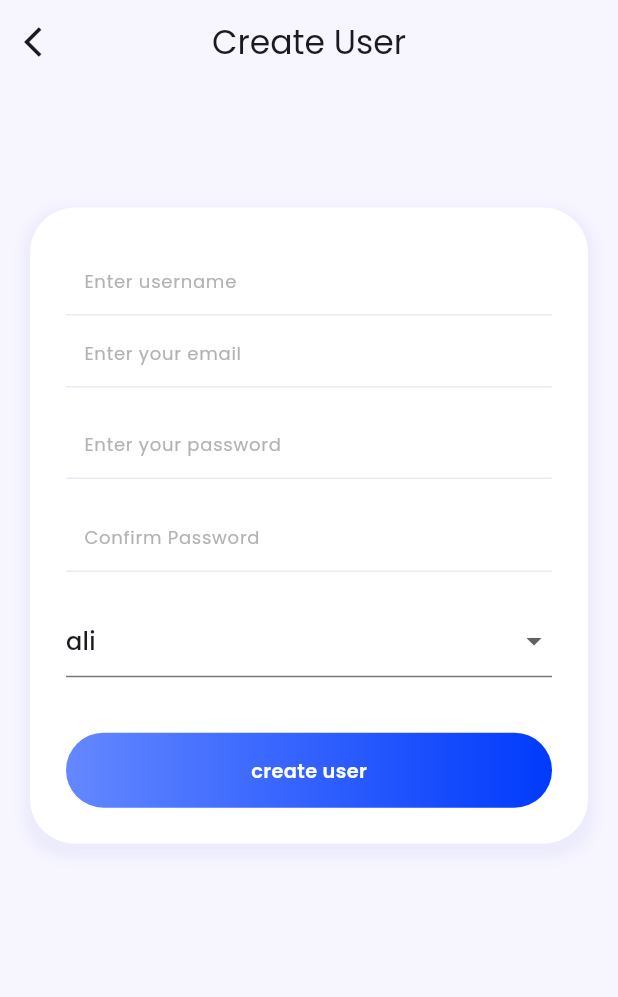
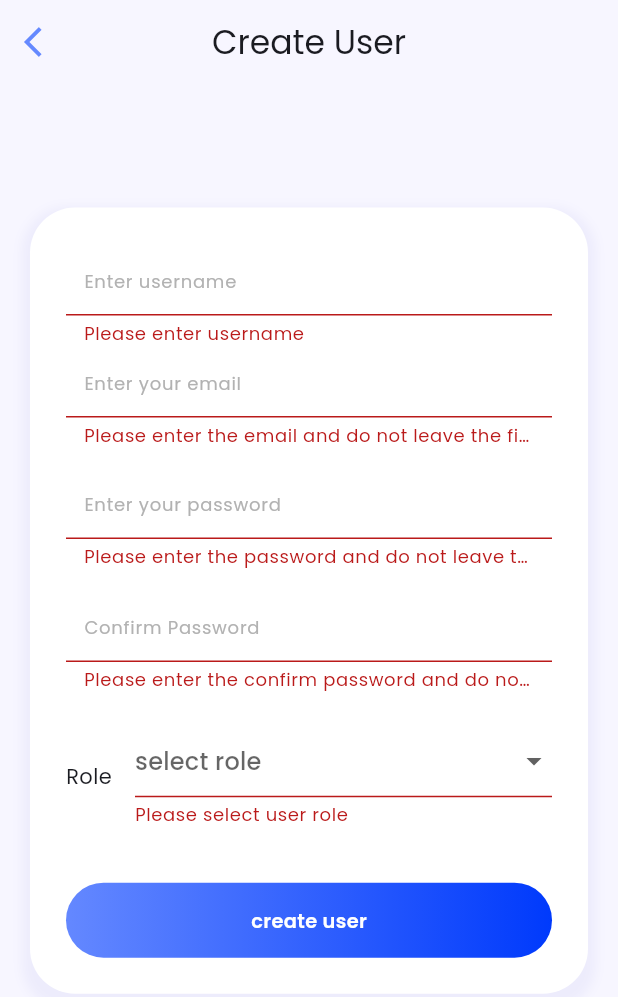
Before and after one commit to MohammedShuqair/final_project, a Flutter app: the CreateUserScreen screen opened directly, after a tap on "create user", on a phone screen of 412 x 824 dp. Shown: the top 997 px of the screen. Run offline on Flutter 3.47's test engine with Material 2 defaults, Android fonts, the phone set to English and light mode, and no system bars; our stand-ins replace easy_localization, equatable, flutter_lorem, flutter_screenutil, flutter_svg, image_picker and 2 more; accounts and stored records are empty.

Commit message:
create user put guest constrains

```diff
--- a/lib/app_views/home/views/home_screen.dart
+++ b/lib/app_views/home/views/home_screen.dart
@@ -131,7 +131,8 @@ class HomeView extends StatelessWidget {
           ),
         ),
       ),
-      bottomNavigationBar: GestureDetector(
+      bottomNavigationBar: getUser().role?.id == adminId
+          ? GestureDetector(
               onTap: () {
                 showModalBottomSheet<bool?>(
                     context: context,
@@ -143,12 +144,14 @@ class HomeView extends StatelessWidget {
                         create: (context) => NewInboxProvider(),
                         child: const NewInbox(),
                       );
-                  })
-              .then((value) =>
-                  value ?? false ? context.read<HomeProvider>().init() : null);
+                    }).then((value) => value ??
+                        false
+                    ? context.read<HomeProvider>().init()
+                    : null);
               },
               child: const InBoxButton(),
-      ),
+            )
+          : null,
     );
   }
 }
--- a/lib/app_views/home/views/widgets/app_drawer.dart
+++ b/lib/app_views/home/views/widgets/app_drawer.dart
@@ -4,6 +4,8 @@ import 'package:final_project/app_views/home/provider/home_provider.dart';
 import 'package:final_project/app_views/home/provider/home_provider.dart';
 import 'package:final_project/app_views/sender/views/senders_view.dart';
 import 'package:final_project/app_views/users_management/users_management_screen.dart';
+import 'package:final_project/core/util/constants.dart';
+import 'package:final_project/core/util/shared_mrthodes.dart';
 import 'package:final_project/core/util/styles.dart';
 import 'package:flutter/material.dart';
 import 'package:flutter_screenutil/flutter_screenutil.dart';
@@ -50,6 +52,7 @@ class _AppDrawerState extends State<AppDrawer> {
             },
             iconPath: 'assets/icons/profile_user.png',
           ),
+          if (getUser().role?.id == adminId)
             DrawerTile(
               title: 'Senders',
               onTap: () => Navigator.pushNamed(context, SendersView.id)
@@ -59,6 +62,7 @@ class _AppDrawerState extends State<AppDrawer> {
                 color: kWhite,
               ),
             ),
+          if (getUser().role?.id == adminId)
             DrawerTile(
               title: 'Users Management',
               onTap: () => Navigator.pushNamed(context, UsersManagement.id)
--- a/lib/app_views/mail_details/details_provider/details_provider.dart
+++ b/lib/app_views/mail_details/details_provider/details_provider.dart
@@ -2,7 +2,7 @@ import 'dart:io';
 
 import 'package:final_project/core/util/api_response.dart';
 import 'package:final_project/core/util/shared_mrthodes.dart';
-import 'package:final_project/features/activity/models/activity.dart';
+import 'package:final_project/features/mail/models/activity.dart';
 import 'package:final_project/features/auth/model/user.dart';
 import 'package:final_project/features/mail/models/attachment.dart';
 import 'package:final_project/features/mail/models/mail.dart';
--- a/lib/app_views/new_inbox/provider/provider.dart
+++ b/lib/app_views/new_inbox/provider/provider.dart
@@ -2,7 +2,7 @@ import 'dart:io';
 
 import 'package:final_project/core/util/api_response.dart';
 import 'package:final_project/core/util/shared_mrthodes.dart';
-import 'package:final_project/features/activity/models/activity.dart';
+import 'package:final_project/features/mail/models/activity.dart';
 import 'package:final_project/features/auth/model/user.dart';
 import 'package:final_project/features/category/models/category.dart';
 import 'package:final_project/features/category/repo/category_repo.dart';
--- a/lib/app_views/new_inbox/views/new_inbox_screen.dart
+++ b/lib/app_views/new_inbox/views/new_inbox_screen.dart
@@ -24,7 +24,7 @@ import 'package:flutter_screenutil/flutter_screenutil.dart';
 import 'package:final_project/app_views/shared/mail_detailes_and_new_inbox/activity_card.dart';
 import 'package:final_project/app_views/shared/mail_detailes_and_new_inbox/send_activity_bar.dart';
 import 'package:final_project/app_views/shared/mail_detailes_and_new_inbox/tag_tile.dart';
-import 'package:final_project/features/activity/models/activity.dart';
+import 'package:final_project/features/mail/models/activity.dart';
 import 'package:image_picker/image_picker.dart';
 import 'package:provider/provider.dart';
 
--- a/lib/app_views/shared/mail_detailes_and_new_inbox/activity_card.dart
+++ b/lib/app_views/shared/mail_detailes_and_new_inbox/activity_card.dart
@@ -4,7 +4,7 @@ import 'package:final_project/app_views/shared/custom_sized_box.dart';
 import 'package:final_project/app_views/shared/circleImage.dart';
 import 'package:final_project/core/util/constants.dart';
 import 'package:final_project/core/util/styles.dart';
-import 'package:final_project/features/activity/models/activity.dart';
+import 'package:final_project/features/mail/models/activity.dart';
 import 'package:flutter/material.dart';
 import 'package:flutter_screenutil/flutter_screenutil.dart';
 
--- a/lib/app_views/shared/mail_detailes_and_new_inbox/tag_tile.dart
+++ b/lib/app_views/shared/mail_detailes_and_new_inbox/tag_tile.dart
@@ -11,7 +11,7 @@ import 'package:flutter_svg/flutter_svg.dart';
 class TagTiles extends StatelessWidget {
   static const String id = "/tagTiles";
   final Set<Tag> tags;
-  final void Function() onTap;
+  final void Function()? onTap;
 
   const TagTiles({super.key, required this.tags, required this.onTap});
 
--- a/lib/app_views/users_management/screens/create_user/create_user.dart
+++ b/lib/app_views/users_management/screens/create_user/create_user.dart
@@ -1,6 +1,12 @@
+import 'package:easy_localization/easy_localization.dart';
+import 'package:final_project/app_views/shared/alert.dart';
 import 'package:final_project/app_views/shared/custom_sized_box.dart';
+import 'package:final_project/app_views/shared/sub_app_bar.dart';
 import 'package:final_project/app_views/users_management/users_management_screen.dart';
+import 'package:final_project/core/util/constants.dart';
+import 'package:final_project/features/auth/model/role.dart';
 import 'package:final_project/features/auth/views/widgets/custom_text_form_field.dart';
+import 'package:final_project/features/user_management/repo.dart';
 import 'package:flutter/material.dart';
 import 'package:flutter_screenutil/flutter_screenutil.dart';
 
@@ -23,7 +29,7 @@ class _CreateUserScreenState extends State<CreateUserScreen> {
   late TextEditingController usernameController;
   late TextEditingController passwordController;
   late TextEditingController confPasswordController;
-
+  int? roleId;
   @override
   void initState() {
     _init();
@@ -36,19 +42,23 @@ class _CreateUserScreenState extends State<CreateUserScreen> {
     usernameController = TextEditingController();
     passwordController = TextEditingController();
     confPasswordController = TextEditingController();
+    roleId = null;
+  }
+
+  @override
+  void dispose() {
+    emailController.dispose();
+    usernameController.dispose();
+    passwordController.dispose();
+    confPasswordController.dispose();
+    super.dispose();
   }
 
   @override
   Widget build(BuildContext context) {
     return Scaffold(
-        appBar: AppBar(
-          centerTitle: true,
-          title: const Text("Create User"),
-          leading: IconButton(
-            icon: const Icon(Icons.arrow_back_ios),
-            onPressed: () =>
-                Navigator.pushReplacementNamed(context, UsersManagement.id),
-          ),
+        appBar: SubAppBar(
+          title: context.tr("Create User"),
         ),
         body: Scaffold(
           body: SingleChildScrollView(
@@ -60,16 +70,26 @@ class _CreateUserScreenState extends State<CreateUserScreen> {
                   child: Form(
                     key: _formKey,
                     child: Column(mainAxisSize: MainAxisSize.min, children: [
-                      const CustomTextFormField.username(),
+                      CustomTextFormField.username(
+                        controller: usernameController,
+                        validator: (value) {
+                          if (testEmpty(value)) {
+                            return context.tr('Please enter username');
+                          }
+                          return null;
+                        },
+                      ),
                       CustomTextFormField.email(
                         controller: emailController,
                         validator: (value) {
                           if (testNull(value)) {
-                            return 'Please click on the email field and enter your email';
+                            return context.tr(
+                                'Please click on the email field and enter your email');
                           } else if (testEmpty(value)) {
-                            return 'Please enter the email and do not leave the field empty';
+                            return context.tr(
+                                'Please enter the email and do not leave the field empty');
                           } else if (!testEmailValidation(value)) {
-                            return 'Please enter a valid email';
+                            return context.tr('Please enter a valid email');
                           }
                           return null;
                         },
@@ -81,11 +101,14 @@ class _CreateUserScreenState extends State<CreateUserScreen> {
                         controller: passwordController,
                         validator: (value) {
                           if (testNull(value)) {
-                            return 'Please click on the password field and enter your password';
+                            return context.tr(
+                                'Please click on the password field and enter your password');
                           } else if (testEmpty(value)) {
-                            return 'Please enter the password and do not leave the field empty';
+                            return context.tr(
+                                'Please enter the password and do not leave the field empty');
                           } else if (testPasswordLength(value)) {
-                            return 'The password must contain at least 6 characters';
+                            return context.tr(
+                                'The password must contain at least 6 characters');
                           }
                           return null;
                         },
@@ -95,17 +118,21 @@ class _CreateUserScreenState extends State<CreateUserScreen> {
                         child: CustomTextFormField.password(
                           controller: confPasswordController,
                           textInputAction: TextInputAction.done,
-                          hint: 'Confirm Password',
+                          hint: context.tr('Confirm Password'),
                           validator: (value) {
                             if (testNull(value)) {
-                              return 'Please click on the confirm password field and enter your password';
+                              return context.tr(
+                                  'Please click on the confirm password field and enter your password');
                             } else if (testEmpty(value)) {
-                              return 'Please enter the confirm password and do not leave the field empty';
+                              return context.tr(
+                                  'Please enter the confirm password and do not leave the field empty');
                             } else if (testPasswordLength(value)) {
-                              return 'The confirm password must contain at least 6 characters';
+                              return context.tr(
+                                  'The confirm password must contain at least 6 characters');
                             } else if (passwordController.text !=
                                 confPasswordController.text) {
-                              return 'The confirm password must be the same as password';
+                              return context.tr(
+                                  'The confirm password must be the same as password');
                             }
                             return null;
                           },
@@ -114,31 +141,68 @@ class _CreateUserScreenState extends State<CreateUserScreen> {
                       const SSizedBox(
                         height: 24,
                       ),
-                      DropdownButtonFormField<String>(
-                        hint: const Text("Role"),
-                        items: const [
-                          DropdownMenuItem(child: Text("ali")),
+                      Row(
+                        children: [
+                          Text(context.tr("Role")),
+                          const SSizedBox(
+                            width: 16,
+                          ),
+                          Expanded(
+                            child: DropdownButtonFormField<int>(
+                              validator: (v) {
+                                if (v == null) {
+                                  return 'Please select user role';
+                                }
+                                return null;
+                              },
+                              value: roleId,
+                              hint: Text(context.tr("select role")),
+                              items: defaultRoles
+                                  .map(
+                                    (e) => DropdownMenuItem<int>(
+                                      onTap: () => setState(() {
+                                        roleId = e.id;
+                                      }),
+                                      value: e.id,
+                                      child: Text(context.tr(e.name ?? 'Name')),
+                                    ),
+                                  )
+                                  .toList() /*const [
+                                DropdownMenuItem(child: Text("ali")),
+                              ]*/
+                              ,
+                              onChanged: (_) {},
+                            ),
+                          ),
                         ],
-                        onChanged: (_) {},
                       ),
                       const SSizedBox(
                         height: 40,
                       ),
-                      AuthButton(onTap: () {}, text: 'create user'),
-
-                      // Consumer<AuthProvider>(
-                      //   builder: (context, provider, child) {
-                      //     return AuthButton(
-                      //         onTap: () async {
-                      //           if (isSignin) {
-                      //             await signIn(provider, context);
-                      //           } else {
-                      //             await signUp(provider, context);
-                      //           }
-                      //         },
-                      //         text: isSignin ? 'Sign in' : 'Sign up');
-                      //   },
-                      // ),
+                      AuthButton(
+                          onTap: () {
+                            if (_formKey.currentState?.validate() ?? false) {
+                              UserManagementRepository()
+                                  .createUser(
+                                      emailController.text,
+                                      usernameController.text,
+                                      passwordController.text,
+                                      confPasswordController.text,
+                                      roleId!.toString())
+                                  .then((user) {
+                                showAlert(context,
+                                    message:
+                                        '${user.name} created successfully',
+                                    isError: false);
+                                setState(() {
+                                  _init();
+                                });
+                              }).catchError((e) {
+                                showAlert(context, message: e.toString());
+                              });
+                            }
+                          },
+                          text: context.tr('create user')),
                     ]),
                   ),
                 )),
--- a/lib/core/util/constants.dart
+++ b/lib/core/util/constants.dart
@@ -1,3 +1,4 @@
+import 'package:final_project/features/auth/model/role.dart';
 import 'package:final_project/features/category/models/category.dart';
 import 'package:final_project/features/status/models/status.dart';
 
@@ -47,3 +48,11 @@ List<Status> defaultStatues = [
     name: "Completed",
   ),
 ];
+int adminId = 4;
+
+List<Role> defaultRoles = [
+  Role(id: 1, name: 'guest'),
+  Role(id: 2, name: 'user'),
+  Role(id: 3, name: 'editor'),
+  Role(id: 4, name: 'admin'),
+];
--- a/lib/features/activity/provider/activity_provider.dart
+++ /dev/null
@@ -1,3 +0,0 @@
-import 'package:flutter/foundation.dart';
-
-class ActivityProvider extends ChangeNotifier {}
--- a/lib/features/mail/models/mail.dart
+++ b/lib/features/mail/models/mail.dart
@@ -1,4 +1,4 @@
-import 'package:final_project/features/activity/models/activity.dart';
+import 'package:final_project/features/mail/models/activity.dart';
 import 'package:final_project/features/mail/models/attachment.dart';
 import 'package:final_project/features/sender/models/sender.dart';
 import 'package:final_project/features/status/models/status.dart';
--- /dev/null
+++ b/lib/features/user_management/repo.dart
@@ -0,0 +1,24 @@
+import 'package:final_project/core/util/api_base_helper.dart';
+import 'package:final_project/features/auth/model/user.dart';
+import 'package:final_project/features/auth/model/user_response.dart';
+import 'package:final_project/features/auth/repo/auth_repository.dart';
+
+class UserManagementRepository with ApiBaseHelper {
+  Future<User> createUser(
+    String email,
+    String name,
+    String password,
+    String passwordConfirmation,
+    String roleId,
+  ) async {
+    UserResponse response = await AuthRepository()
+        .register(email, name, password, passwordConfirmation);
+    return await changeRole(response.user!.id.toString(), roleId);
+  }
+
+  Future<User> changeRole(String uid, String roleId) async {
+    final response = await put('users/$uid/role', {'role_id': roleId});
+
+    return User.fromMap(response['user']);
+  }
+}
```
Also changed, not shown: lib/app_views/home/views/widgets/status_view.dart (+9 -2 lines), lib/app_views/home/views/widgets/tag_view.dart (+9 -3 lines), lib/app_views/mail_details/views/mail_details_screen.dart (+29 -15 lines), lib/app_views/shared/mail_detailes_and_new_inbox/pick_image_view.dart (+12 -0 lines), lib/app_views/users_management/users_management_screen.dart (+28 -25 lines), lib/features/auth/views/screens/auth_view.dart (+4 -4 lines), lib/features/activity/repo/activity_repo.dart (deleted), lib/features/mail/models/activity.dart (renamed from lib/features/activity/models/activity.dart). Lines whose indentation alone changed are shown as unchanged.
